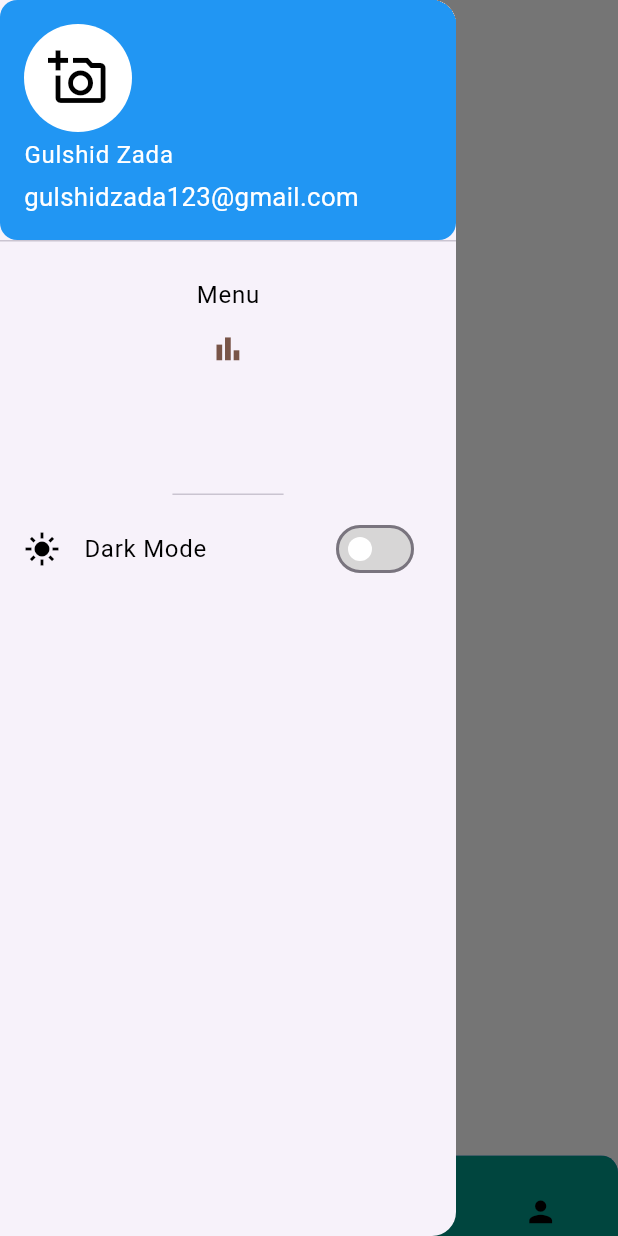
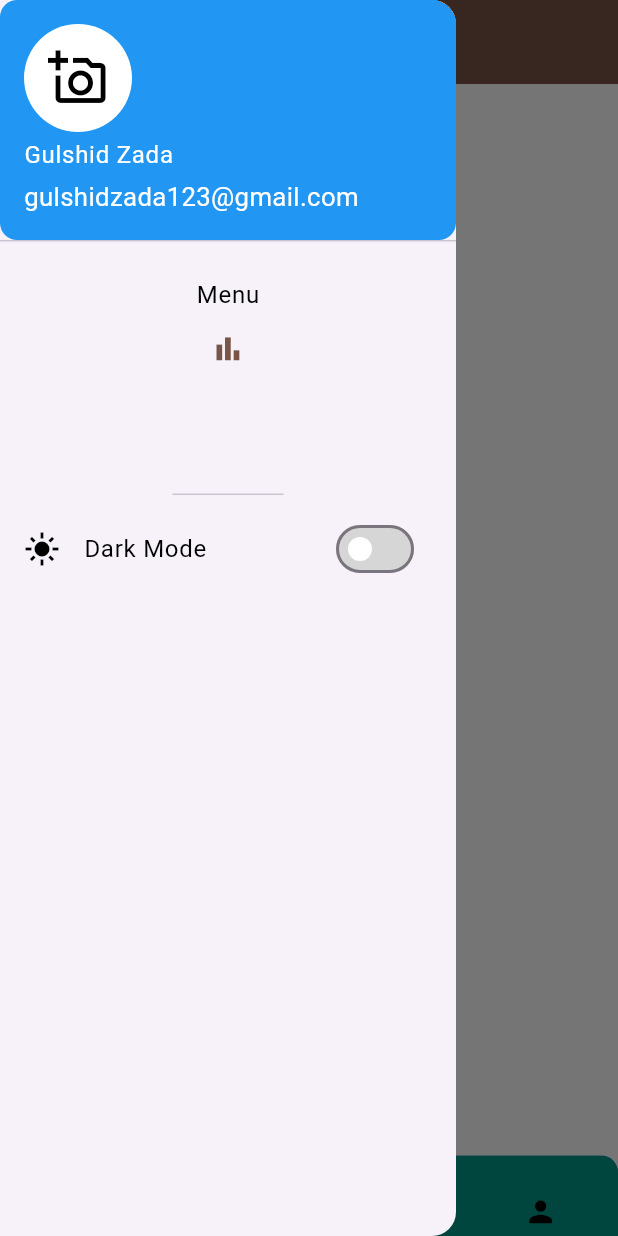
Before and after one commit to Gulshid/E_Commerce-App, a Flutter app: the screen it shows after launch, with the side drawer open, on a phone screen of 412 x 824 dp. Run offline on Flutter 3.47's test engine with Material 3 defaults, Android fonts, the phone set to English and light mode, and no system bars; drawn by our look-alikes of curved_navigation_bar; our stand-ins replace flutter_screenutil, flutter_spinkit, google_fonts, image_picker; Roboto replaces fonts that are missing (Agbalumo).

Commit message:
update 2

```diff
--- a/e_commerce_app/lib/view_/bottom_bar.dart
+++ b/e_commerce_app/lib/view_/bottom_bar.dart
@@ -5,12 +5,19 @@ import 'package:flutter_screenutil/flutter_screenutil.dart';
 import 'package:provider/provider.dart';
 
 class BottomBar extends StatelessWidget {
-  const BottomBar({super.key});
+  const BottomBar({super.key, required this .pro});
+
+
+  final EProvider pro;
 
   @override
   Widget build(BuildContext context) {
     final pro = Provider.of<EProvider>(context);
     return Scaffold(
+
+    appBar: AppBar(
+      backgroundColor: Colors.brown,
+    ),
       bottomNavigationBar: ClipRRect(
         borderRadius: BorderRadius.only(
           topLeft: Radius.circular(10.r),
--- a/e_commerce_app/lib/view_/home_view.dart
+++ b/e_commerce_app/lib/view_/home_view.dart
@@ -1,11 +1,14 @@
+// import 'package:curved_navigation_bar/curved_navigation_bar.dart';
 import 'package:e_commerce_app/view_/Drawer_menu.dart';
 import 'package:e_commerce_app/view_/bottom_bar.dart';
+// import 'package:e_commerce_app/view_/bottom_bar.dart';
 import 'package:e_commerce_app/view_/p1.dart';
 import 'package:e_commerce_app/view_/p2.dart';
 import 'package:e_commerce_app/view_/p3.dart';
 import 'package:e_commerce_app/view_/p4.dart';
 import 'package:e_commerce_app/view_Model/E_Provider.dart';
 import 'package:flutter/material.dart';
+// import 'package:flutter_screenutil/flutter_screenutil.dart';
 import 'package:provider/provider.dart';
 
 class HomeView extends StatefulWidget {
@@ -27,12 +30,12 @@ class _HomeViewState extends State<HomeView> {
     final pro = Provider.of<EProvider>(context);
     return Scaffold(
       backgroundColor: pro.isDarkMode ? Colors.black : Colors.white,
-      appBar: AppBar(),
+      // appBar: AppBar(),
       drawer: DrawerMenu(),
-      bottomNavigationBar: BottomBar(),
 
-      body:_pages[pro.selected]
 
+      body:_pages[pro.selected],
+      bottomNavigationBar: BottomBar(pro: pro),
 
 
     );
```
